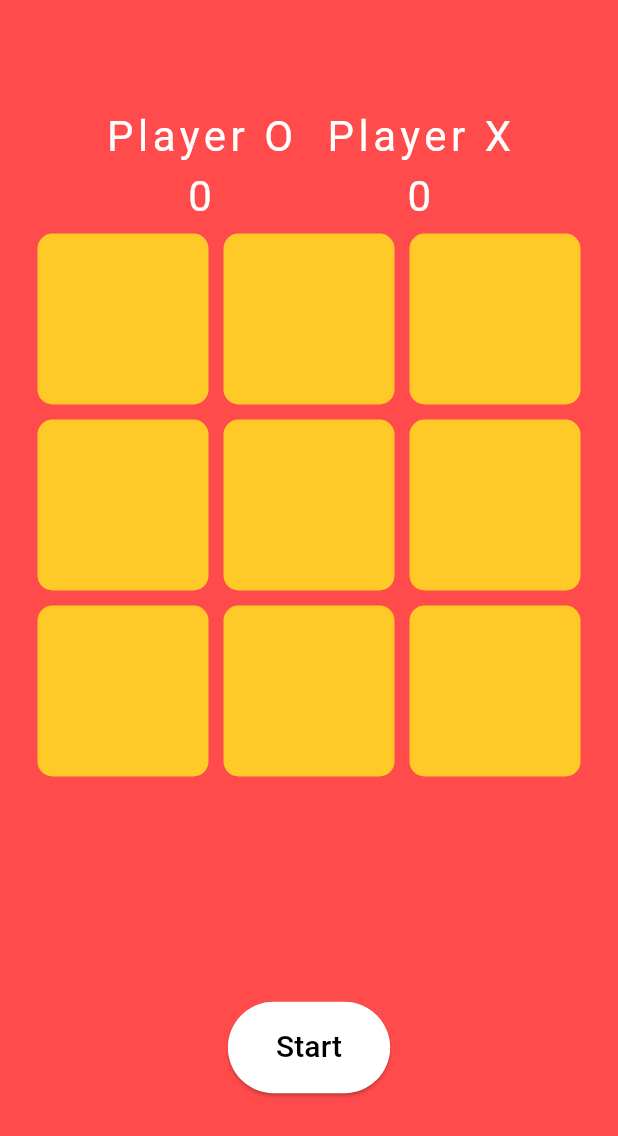
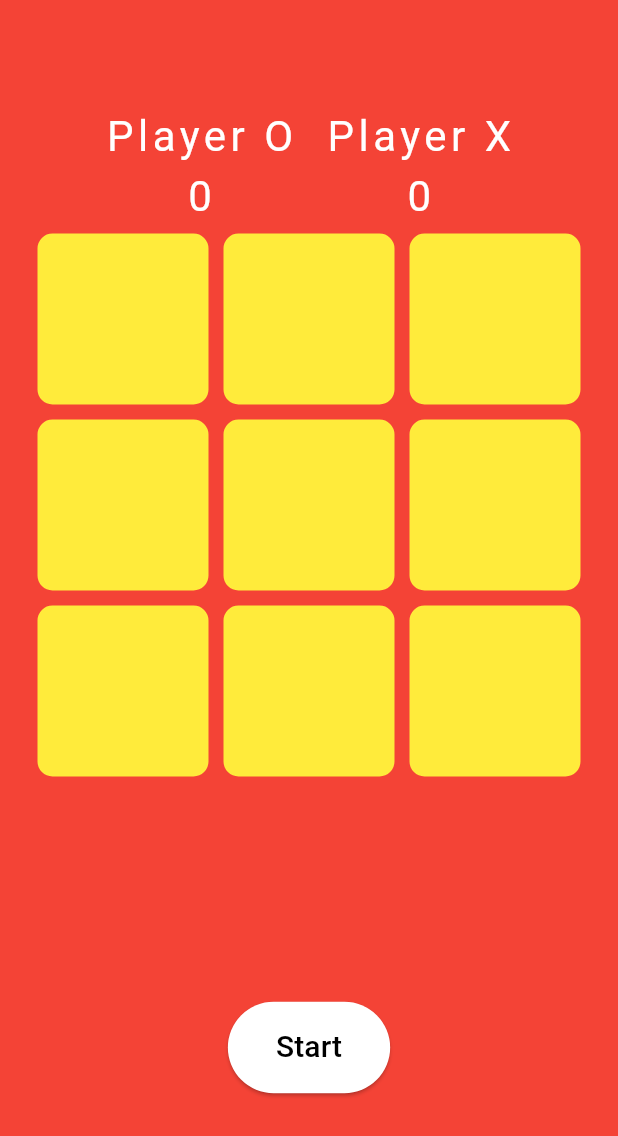
Before and after one commit to aliomar7/FlutterProject1-AliOmar, a Flutter app: the screen it shows after launch, on a phone screen of 412 x 824 dp. Shown: the top 1136 px of the screen. Run offline on Flutter 3.47's test engine with Material 3 defaults, Android fonts, the phone set to English and light mode, and no system bars; our stand-ins replace google_fonts; Roboto replaces fonts that are missing (Coiny).

Commit message:
Deleted timer and specific colors

```diff
--- a/lib/colors.dart
+++ /dev/null
@@ -1,7 +0,0 @@
-import 'package:flutter/material.dart';
-
-class MainColor {
-  static Color primaryColor = Color(0xFFff4b4b);
-  static Color secondaryColor = Color(0xFFffca27);
-  static Color accentColor = Color(0xFF4169e8);
-}
--- a/lib/game.dart
+++ b/lib/game.dart
@@ -1,8 +1,5 @@
-import 'dart:async';
-
 import 'package:flutter/material.dart';
 import 'package:google_fonts/google_fonts.dart';
-import 'colors.dart';
 
 class GameScreen extends StatefulWidget {
   const GameScreen({super.key});
@@ -14,7 +11,6 @@ class GameScreen extends StatefulWidget {
 class _GameScreenState extends State<GameScreen> {
   bool oTurn = true;
   List<String> displayXO = ['', '', '', '', '', '', '', '', ''];
-  List<int> matchedIndexes = [];
   int attempts = 0;
 
   int oScore = 0;
@@ -22,10 +18,6 @@ class _GameScreenState extends State<GameScreen> {
   int filledBoxes = 0;
   String resultDeclaration = '';
   bool winnerFound = false;
-
-  static const maxSeconds = 30;
-  int seconds = maxSeconds;
-  Timer? timer;
 
   static var customFontWhite = GoogleFonts.coiny(
     textStyle: TextStyle(
@@ -35,29 +27,11 @@ class _GameScreenState extends State<GameScreen> {
     ),
   );
 
-  void startTimer() {
-    timer = Timer.periodic(Duration(seconds: 1), (_) {
-      setState(() {
-        if (seconds > 0) {
-          seconds--;
-        } else {
-          stopTimer();
-        }
-      });
-    });
-  }
-
-  void stopTimer() {
-    resetTimer();
-    timer?.cancel();
-  }
-
-  void resetTimer() => seconds = maxSeconds;
 
   @override
   Widget build(BuildContext context) {
     return Scaffold(
-      backgroundColor: MainColor.primaryColor,
+      backgroundColor: Colors.red,
       body: Padding(
         padding: const EdgeInsets.all(20),
         child: Column(
@@ -115,11 +89,9 @@ class _GameScreenState extends State<GameScreen> {
                           borderRadius: BorderRadius.circular(15),
                           border: Border.all(
                             width: 5,
-                            color: MainColor.primaryColor,
+                            color: Colors.red,
                           ),
-                          color: matchedIndexes.contains(index)
-                              ? MainColor.accentColor
-                              : MainColor.secondaryColor,
+                          color: Colors.yellow,
                         ),
                         child: Center(
                           child: Text(
@@ -127,9 +99,7 @@ class _GameScreenState extends State<GameScreen> {
                             style: GoogleFonts.coiny(
                                 textStyle: TextStyle(
                                   fontSize: 64,
-                                  color: matchedIndexes.contains(index)
-                                      ? MainColor.secondaryColor
-                                      : MainColor.primaryColor,
+                                  color: Colors.red
                                 )),
                           ),
                         ),
@@ -145,7 +115,7 @@ class _GameScreenState extends State<GameScreen> {
                   children: [
                     Text(resultDeclaration, style: customFontWhite),
                     SizedBox(height: 10),
-                    _buildTimer()
+                    PlayAgain()
                   ],
                 ),
               ),
@@ -157,9 +127,6 @@ class _GameScreenState extends State<GameScreen> {
   }
 
   void _tapped(int index) {
-    final isRunning = timer == null ? false : timer!.isActive;
-
-    if (isRunning) {
       setState(() {
         if (oTurn && displayXO[index] == '') {
           displayXO[index] = 'O';
@@ -172,7 +139,7 @@ class _GameScreenState extends State<GameScreen> {
         oTurn = !oTurn;
         _checkWinner();
       });
-    }
+
   }
 
   void _checkWinner() {
@@ -182,8 +149,6 @@ class _GameScreenState extends State<GameScreen> {
         displayXO[0] != '') {
       setState(() {
         resultDeclaration = 'Player ' + displayXO[0] + ' Wins!';
-        matchedIndexes.addAll([0, 1, 2]);
-        stopTimer();
         _updateScore(displayXO[0]);
       });
     }
@@ -194,8 +159,6 @@ class _GameScreenState extends State<GameScreen> {
         displayXO[3] != '') {
       setState(() {
         resultDeclaration = 'Player ' + displayXO[3] + ' Wins!';
-        matchedIndexes.addAll([3, 4, 5]);
-        stopTimer();
         _updateScore(displayXO[3]);
       });
     }
@@ -206,8 +169,6 @@ class _GameScreenState extends State<GameScreen> {
         displayXO[6] != '') {
       setState(() {
         resultDeclaration = 'Player ' + displayXO[6] + ' Wins!';
-        matchedIndexes.addAll([6, 7, 8]);
-        stopTimer();
         _updateScore(displayXO[6]);
       });
     }
@@ -218,8 +179,6 @@ class _GameScreenState extends State<GameScreen> {
         displayXO[0] != '') {
       setState(() {
         resultDeclaration = 'Player ' + displayXO[0] + ' Wins!';
-        matchedIndexes.addAll([0, 3, 6]);
-        stopTimer();
         _updateScore(displayXO[0]);
       });
     }
@@ -230,8 +189,6 @@ class _GameScreenState extends State<GameScreen> {
         displayXO[1] != '') {
       setState(() {
         resultDeclaration = 'Player ' + displayXO[1] + ' Wins!';
-        matchedIndexes.addAll([1, 4, 7]);
-        stopTimer();
         _updateScore(displayXO[1]);
       });
     }
@@ -242,8 +199,6 @@ class _GameScreenState extends State<GameScreen> {
         displayXO[2] != '') {
       setState(() {
         resultDeclaration = 'Player ' + displayXO[2] + ' Wins!';
-        matchedIndexes.addAll([2, 5, 8]);
-        stopTimer();
         _updateScore(displayXO[2]);
       });
     }
@@ -254,8 +209,6 @@ class _GameScreenState extends State<GameScreen> {
         displayXO[0] != '') {
       setState(() {
         resultDeclaration = 'Player ' + displayXO[0] + ' Wins!';
-        matchedIndexes.addAll([0, 4, 8]);
-        stopTimer();
         _updateScore(displayXO[0]);
       });
     }
@@ -266,8 +219,6 @@ class _GameScreenState extends State<GameScreen> {
         displayXO[6] != '') {
       setState(() {
         resultDeclaration = 'Player ' + displayXO[6] + ' Wins!';
-        matchedIndexes.addAll([6, 4, 2]);
-        stopTimer();
         _updateScore(displayXO[6]);
       });
     }
@@ -293,46 +244,16 @@ class _GameScreenState extends State<GameScreen> {
         displayXO[i] = '';
       }
       resultDeclaration = '';
-      matchedIndexes = [];
     });
     filledBoxes = 0;
   }
 
-  Widget _buildTimer() {
-    final isRunning = timer == null ? false : timer!.isActive;
-
-    return isRunning
-        ? SizedBox(
-      width: 100,
-      height: 100,
-      child: Stack(
-        fit: StackFit.expand,
-        children: [
-          CircularProgressIndicator(
-            value: 1 - seconds / maxSeconds,
-            valueColor: AlwaysStoppedAnimation(Colors.white),
-            strokeWidth: 8,
-            backgroundColor: MainColor.accentColor,
-          ),
-          Center(
-            child: Text(
-              '$seconds',
-              style: TextStyle(
-                fontWeight: FontWeight.bold,
-                color: Colors.white,
-                fontSize: 50,
-              ),
-            ),
-          ),
-        ],
-      ),
-    )
-        : ElevatedButton(
+  Widget PlayAgain() {
+    return ElevatedButton(
       style: ElevatedButton.styleFrom(
           backgroundColor: Colors.white,
           padding: EdgeInsets.symmetric(horizontal: 32, vertical: 16)),
       onPressed: () {
-        startTimer();
         _clearBoard();
         attempts++;
       },
```
Also changed, not shown: pubspec.lock.
